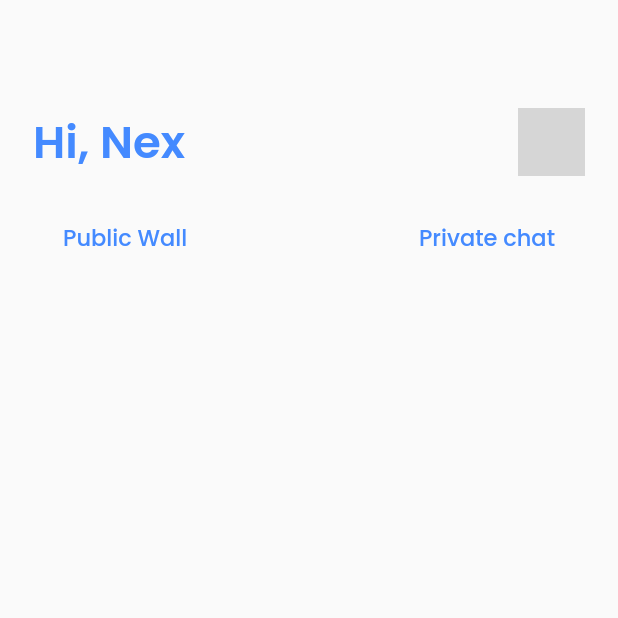
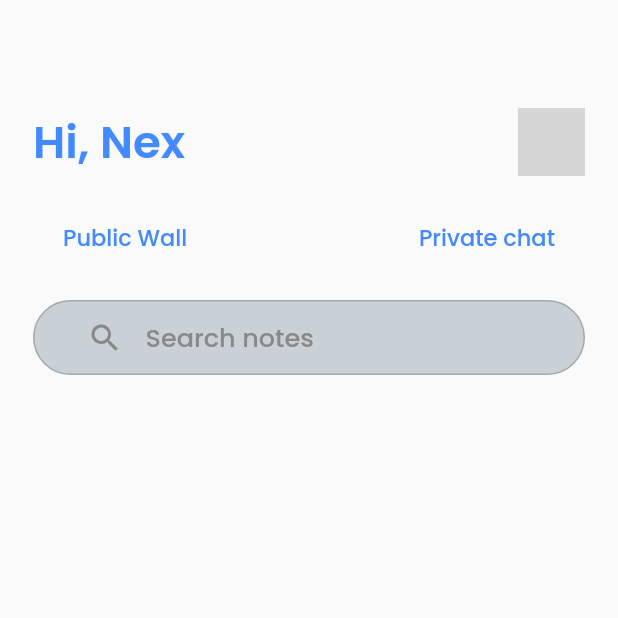
Before and after one commit to nitin-787/uni-notes, a Flutter app: the NewNotesView screen opened directly, on a phone screen of 412 x 824 dp, the top half of it. Run offline on Flutter 3.47's test engine with Material 2 defaults, Android fonts, the phone set to English and light mode, and no system bars; our stand-ins replace bloc, cloud_firestore, equatable, file_picker, firebase_auth, firebase_core and 6 more; accounts and stored records are empty; generated files the repository leaves out were written again; network calls fail; grey boxes are pictures that could not be loaded.

Commit message:
Added search bar in new notes

```diff
--- a/lib/main.dart
+++ b/lib/main.dart
@@ -57,7 +57,7 @@ class HomePage extends StatelessWidget {
       },
       builder: (context, state) {
         if (state is AuthStateLoggedIn) {
-          return const NotesView();
+          return const NewNotesView();
         } else if (state is AuthStateNeedsVerification) {
           return const VerifyEmailView();
         } else if (state is AuthStateLoggedOut) {
--- a/lib/views/notes/new_notes_view.dart
+++ b/lib/views/notes/new_notes_view.dart
@@ -71,6 +71,52 @@ class NewNotesView extends StatelessWidget {
                       ],
                     ),
                   ),
+                  const SizedBox(
+                    height: 30,
+                  ),
+                  SizedBox(
+                    width: 500,
+                    height: 50,
+                    child: OutlinedButton(
+                      style: OutlinedButton.styleFrom(
+                        backgroundColor: Color.fromARGB(255, 202, 209, 214),
+                        side: const BorderSide(
+                          color: Color.fromARGB(130, 130, 130, 130),
+                          width: 1,
+                        ),
+                        shape: RoundedRectangleBorder(
+                          borderRadius: BorderRadius.circular(30),
+                        ),
+                      ),
+                      // need to add google sign in
+                      onPressed: () {},
+                      child: Container(
+                        padding: const EdgeInsets.only(
+                          left: 20,
+                        ),
+                        child: Row(
+                          mainAxisAlignment: MainAxisAlignment.start,
+                          children: [
+                            const Icon(
+                              Icons.search,
+                              color: Color.fromARGB(255, 137, 137, 137),
+                            ),
+                            const SizedBox(
+                              width: 15,
+                            ),
+                            Text(
+                              "Search notes",
+                              style: GoogleFonts.poppins(
+                                fontSize: 17,
+                                fontWeight: FontWeight.w500,
+                                color: const Color.fromARGB(255, 137, 137, 137),
+                              ),
+                            ),
+                          ],
+                        ),
+                      ),
+                    ),
+                  ),
                 ],
               ),
             ),
```
